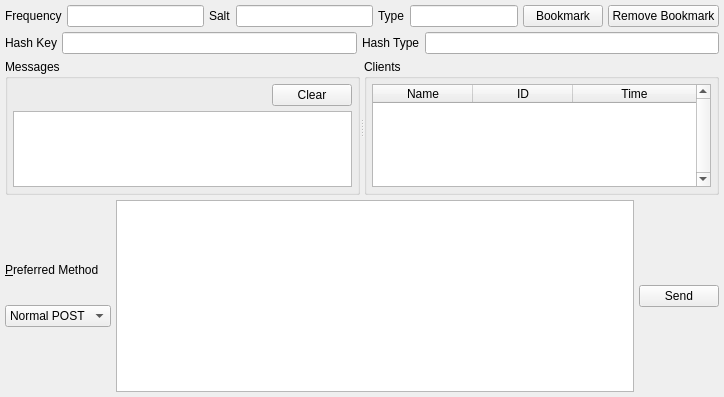
This is UI/buzzpage.ui in xloem/spot-on-svn as Qt 5 draws it before an edit. The edited form follows.
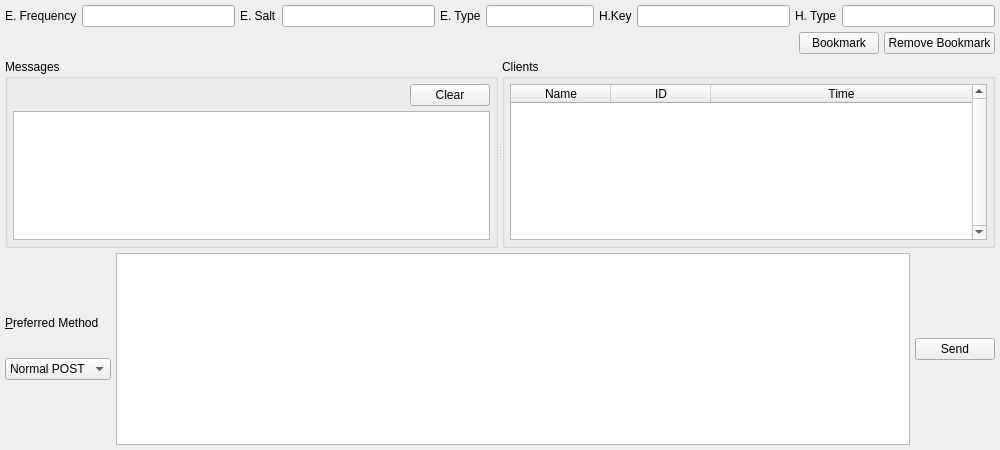
This is the edited form. Custom widgets are drawn as their Qt base class.

Diff of the .ui file:
```diff
--- a/UI/buzzpage.ui
+++ b/UI/buzzpage.ui
@@ -6,8 +6,8 @@
    <rect>
     <x>0</x>
     <y>0</y>
-    <width>724</width>
-    <height>397</height>
+    <width>1000</width>
+    <height>450</height>
    </rect>
   </property>
   <property name="windowTitle">
@@ -28,7 +28,7 @@
      <item>
       <widget class="QLabel" name="label_3">
        <property name="text">
-        <string>Frequency</string>
+        <string>E. Frequency</string>
        </property>
       </widget>
      </item>
@@ -42,7 +42,7 @@
      <item>
       <widget class="QLabel" name="label">
        <property name="text">
-        <string>Salt</string>
+        <string>E. Salt</string>
        </property>
       </widget>
      </item>
@@ -56,7 +56,7 @@
      <item>
       <widget class="QLabel" name="label_2">
        <property name="text">
-        <string>Type</string>
+        <string>E. Type</string>
        </property>
       </widget>
      </item>
@@ -74,27 +74,9 @@
       </widget>
      </item>
      <item>
-      <widget class="QPushButton" name="favorite">
-       <property name="text">
-        <string>Bookmark</string>
-       </property>
-      </widget>
-     </item>
-     <item>
-      <widget class="QPushButton" name="remove">
-       <property name="text">
-        <string>Remove Bookmark</string>
-       </property>
-      </widget>
-     </item>
-    </layout>
-   </item>
-   <item>
-    <layout class="QHBoxLayout" name="horizontalLayout_2">
-     <item>
       <widget class="QLabel" name="label_4">
        <property name="text">
-        <string>Hash Key</string>
+        <string>H.Key</string>
        </property>
       </widget>
      </item>
@@ -108,7 +90,7 @@
      <item>
       <widget class="QLabel" name="label_5">
        <property name="text">
-        <string>Hash Type</string>
+        <string>H. Type</string>
        </property>
       </widget>
      </item>
@@ -121,6 +103,40 @@
      </item>
     </layout>
    </item>
+   <item>
+    <layout class="QHBoxLayout" name="horizontalLayout_2">
+     <property name="spacing">
+      <number>5</number>
+     </property>
+     <item>
+      <spacer name="horizontalSpacer">
+       <property name="orientation">
+        <enum>Qt::Horizontal</enum>
+       </property>
+       <property name="sizeHint" stdset="0">
+        <size>
+         <width>40</width>
+         <height>20</height>
+        </size>
+       </property>
+      </spacer>
+     </item>
+     <item>
+      <widget class="QPushButton" name="favorite">
+       <property name="text">
+        <string>Bookmark</string>
+       </property>
+      </widget>
+     </item>
+     <item>
+      <widget class="QPushButton" name="remove">
+       <property name="text">
+        <string>Remove Bookmark</string>
+       </property>
+      </widget>
+     </item>
+    </layout>
+   </item>
    <item>
     <widget class="QSplitter" name="splitter">
      <property name="orientation">
```
Left out of the diff: 4 changed lines with no effect on the pictures.
